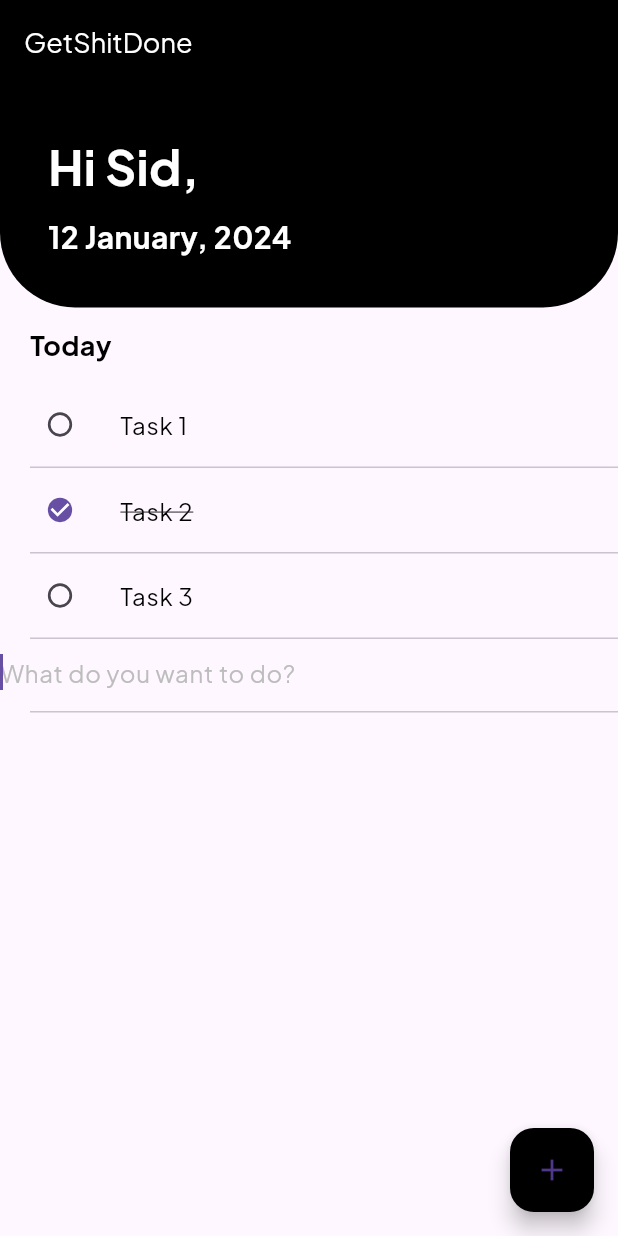
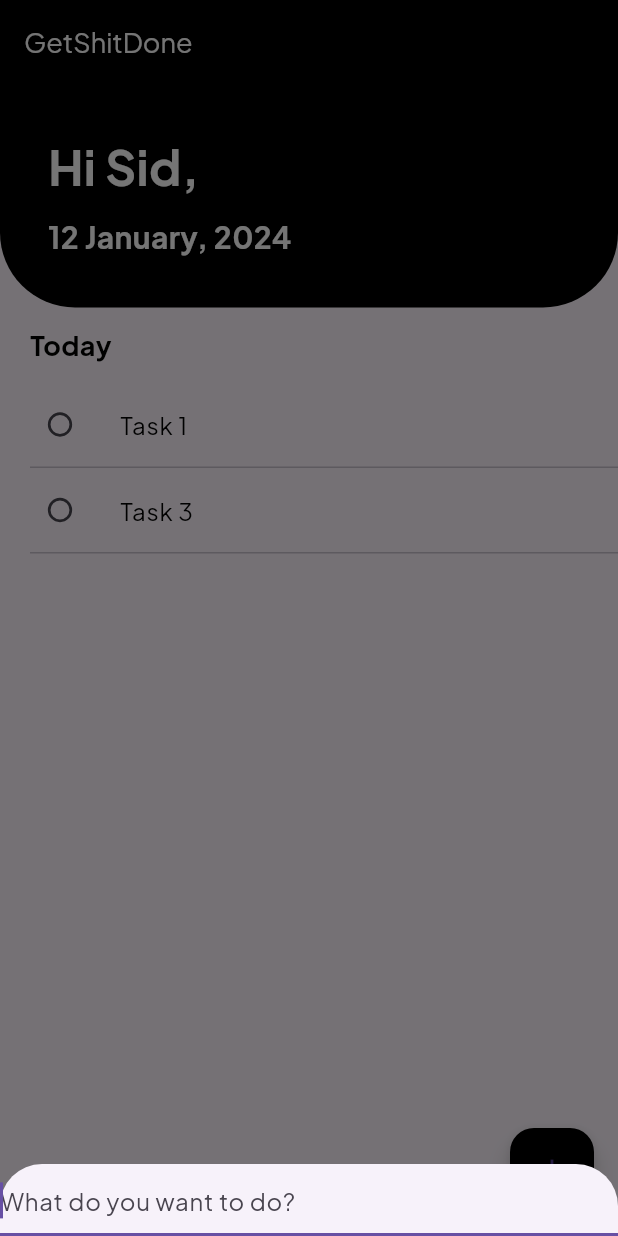
Before and after one commit to Sid2202/getShitDone, a Flutter app: the screen it shows after launch, after a tap on the "add" icon, on a phone screen of 412 x 824 dp. Run offline on Flutter 3.47's test engine with Material 3 defaults, Android fonts, the phone set to English and light mode, and no system bars.

Commit message:
simple task done

```diff
--- a/lib/pages/home.dart
+++ b/lib/pages/home.dart
@@ -28,61 +28,16 @@ class _HomePageState extends State<HomePage> {
   Widget build(BuildContext context) {
     return Scaffold(
       appBar: appBar(),
+      resizeToAvoidBottomInset: true,
       body: ListView(
+        keyboardDismissBehavior: ScrollViewKeyboardDismissBehavior.onDrag,
         children: [
-          Container(
-            padding: EdgeInsets.all(32),
-            child: Column(
-              crossAxisAlignment: CrossAxisAlignment.start,
-              children: [
-                const Text(
-                  'Hi Sid,',
-                  style: TextStyle(
-                    color: Colors.white,
-                    fontSize: 32,
-                    fontWeight: FontWeight.bold,
-                  ),
-                ),
-                const SizedBox(height: 10),
-                const Text(
-                  '12 January, 2024',
-                  style: TextStyle(
-                    color: Colors.white,
-                    fontSize: 20,
-                    fontWeight: FontWeight.bold,
-                  ),
-                ),
-              ],
-            ),
-            decoration: const BoxDecoration(
-              color: Colors.black,
-              borderRadius: BorderRadius.only(
-                bottomLeft: Radius.circular(50),
-                bottomRight: Radius.circular(50),
-              ),
-            ),
-          ),
-          Container(
-            padding: EdgeInsets.all(12),
-            margin: EdgeInsets.only(left: 8),
-            child: Column(
-              crossAxisAlignment: CrossAxisAlignment.start,
-              children: [
-                const Text(
-                  'Today',
-                  style: TextStyle(
-                    color: Colors.black,
-                    fontSize: 18,
-                    fontWeight: FontWeight.bold,
-                  ),
-                ),
-                // const SizedBox(height: 10),
-              ],
-            ),
-          ),
+          header(),
+          subheader(),
           for (Task task in tasks)
             Column(
               children: [
+                if(!task.done) ...{
                   ListTile(
                     onTap: () {
                       // Add your onPressed logic here!
@@ -117,6 +72,7 @@ class _HomePageState extends State<HomePage> {
                     thickness: 1,
                     indent: 20,
                   ),
+                },
               ],
             ),
           // ListTile(
@@ -137,19 +93,19 @@ class _HomePageState extends State<HomePage> {
           //   thickness: 1,
           //   indent: 20,
           // ),
-          if (!isAddingTask) ...[
-            buildTaskTextField(),
-            const Divider(
-              height: 1,
-              thickness: 1,
-              indent: 20,
-            ),
-          ],
+          // if (!isAddingTask) ...[
+          //   buildTaskTextField(),
+          //   const Divider(
+          //     height: 1,
+          //     thickness: 1,
+          //     indent: 20,
+          //   ),
+          // ],
         ],
       ),
       floatingActionButton: FloatingActionButton(
         onPressed: () {
-          isAddingTask = !isAddingTask;
+          _showAddTaskBottomSheet(context);
         },
         child: const Icon(Icons.add),
         backgroundColor: Colors.black,
@@ -157,62 +113,41 @@ class _HomePageState extends State<HomePage> {
     );
   }
 
-  Widget buildTaskTextField() {
-    return TextField(
+  void _showAddTaskBottomSheet(BuildContext context) {
+    showModalBottomSheet(
+      isScrollControlled: true,
+      context: context,
+      builder: (BuildContext context) {
+        return Container(
+          // padding: EdgeInsets.all(16),
+          padding: EdgeInsets.only(
+            bottom: MediaQuery.of(context).viewInsets.bottom,
+          ),
+          child: Column(
+            mainAxisSize: MainAxisSize.min,
+            children: [
+              TextField(
                 autofocus: true,
-      controller: _newTaskController,
-      onSubmitted: _addTask,
                 decoration: InputDecoration(
                   hintText: 'What do you want to do?',
-        hintStyle: TextStyle(
-          fontSize: 16,
-          color: Colors.grey[400],
                 ),
-        border: InputBorder.none,
-        contentPadding: EdgeInsets.only(bottom: 4),
-      ),
-    );
-  }
-
-  void _addTask(String value) {
+                onSubmitted: (value) {
+                  // Handle the submitted value (new task)
                   if (value != null && value.trim().isNotEmpty) {
                     setState(() {
                       tasks.add(Task(value, false));
-        isAddingTask = false;
                     });
+                    Navigator.pop(context); // Close the bottom sheet
                   }
-    _newTaskController.clear();
+                },
+              ),
+            ],
+          ),
+        );
+      },
+    );
   }
 }
-  // void _startAddingTask(BuildContext context) {
-  //   FocusScope.of(context).requestFocus(new FocusNode());
-  //   showTextField(
-  //     context: context,
-  //     builder: (BuildContext context) {
-  //       return TextField(
-  //             autofocus: true,
-  //             controller: _newTaskController,
-  //             onSubmitted: (value) {
-  //               if(value != null && value.trim().isNotEmpty){
-  //                 setState(() {
-  //                   tasks.add(Task(value, false));
-  //                 });
-  //               }
-  //               _newTaskController.clear();
-  //             },
-  //             decoration: InputDecoration(
-  //               hintText: 'What do you want to do?',
-  //               hintStyle: TextStyle(
-  //                 fontSize: 16,
-  //                 color: Colors.grey[400],
-  //               ),
-  //               border: InputBorder.none,
-  //               contentPadding: EdgeInsets.only(bottom: 4),
-  //             ),
-  //           ),
-  //     },
-  //   );
-  // }
 
 AppBar appBar() {
   return AppBar(
@@ -227,3 +162,58 @@ class _HomePageState extends State<HomePage> {
     elevation: 0,
   );
 }
+
+header() {
+  return Container(
+    padding: EdgeInsets.all(32),
+    child: Column(
+      crossAxisAlignment: CrossAxisAlignment.start,
+      children: [
+        const Text(
+          'Hi Sid,',
+          style: TextStyle(
+            color: Colors.white,
+            fontSize: 32,
+            fontWeight: FontWeight.bold,
+          ),
+        ),
+        const SizedBox(height: 10),
+        const Text(
+          '12 January, 2024',
+          style: TextStyle(
+            color: Colors.white,
+            fontSize: 20,
+            fontWeight: FontWeight.bold,
+          ),
+        ),
+      ],
+    ),
+    decoration: const BoxDecoration(
+      color: Colors.black,
+      borderRadius: BorderRadius.only(
+        bottomLeft: Radius.circular(50),
+        bottomRight: Radius.circular(50),
+      ),
+    ),
+  );
+}
+
+subheader() {
+  return Container(
+    padding: EdgeInsets.all(12),
+    margin: EdgeInsets.only(left: 8),
+    child: Column(
+      crossAxisAlignment: CrossAxisAlignment.start,
+      children: [
+        const Text(
+          'Today',
+          style: TextStyle(
+            color: Colors.black,
+            fontSize: 18,
+            fontWeight: FontWeight.bold,
+          ),
+        ),
+      ],
+    ),
+  );
+}
```
Lines whose indentation alone changed are shown as unchanged.
